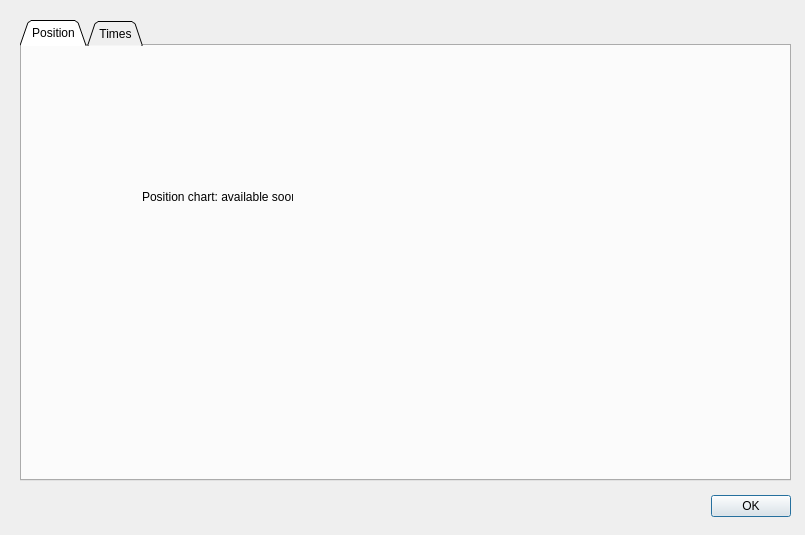
frechilla/qslotracing, file src/statsdialog.ui: the form before one commit.
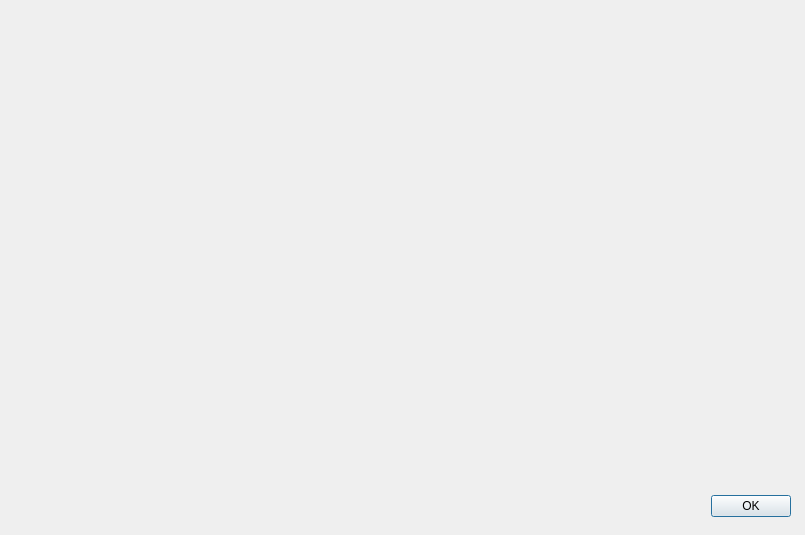
The form after the commit.

Commit message: WIP: showing charts within dialog; in progress...

```diff
--- a/src/statsdialog.ui
+++ b/src/statsdialog.ui
@@ -29,58 +29,6 @@
     <set>QDialogButtonBox::Ok</set>
    </property>
   </widget>
-  <widget class="QTabWidget" name="tabWidget">
-   <property name="geometry">
-    <rect>
-     <x>20</x>
-     <y>20</y>
-     <width>771</width>
-     <height>461</height>
-    </rect>
-   </property>
-   <property name="tabShape">
-    <enum>QTabWidget::Triangular</enum>
-   </property>
-   <property name="currentIndex">
-    <number>0</number>
-   </property>
-   <widget class="QWidget" name="tab">
-    <attribute name="title">
-     <string>Position</string>
-    </attribute>
-    <widget class="QLabel" name="label">
-     <property name="geometry">
-      <rect>
-       <x>120</x>
-       <y>130</y>
-       <width>151</width>
-       <height>41</height>
-      </rect>
-     </property>
-     <property name="text">
-      <string>Position chart: available soon...</string>
-     </property>
-    </widget>
-   </widget>
-   <widget class="QWidget" name="tab_2">
-    <attribute name="title">
-     <string>Times</string>
-    </attribute>
-    <widget class="QLabel" name="label_2">
-     <property name="geometry">
-      <rect>
-       <x>90</x>
-       <y>100</y>
-       <width>221</width>
-       <height>41</height>
-      </rect>
-     </property>
-     <property name="text">
-      <string>Times: available soon...</string>
-     </property>
-    </widget>
-   </widget>
-  </widget>
  </widget>
  <resources/>
  <connections>
```
The commit also changes 5 other files.
